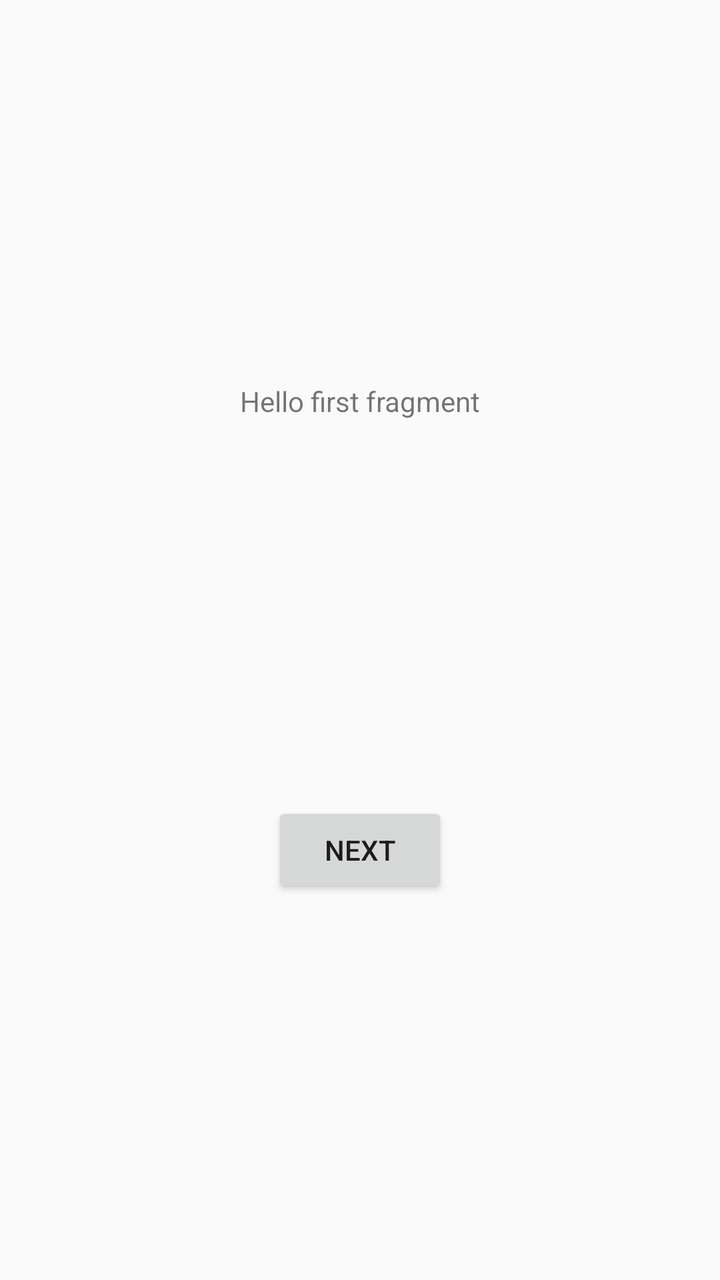
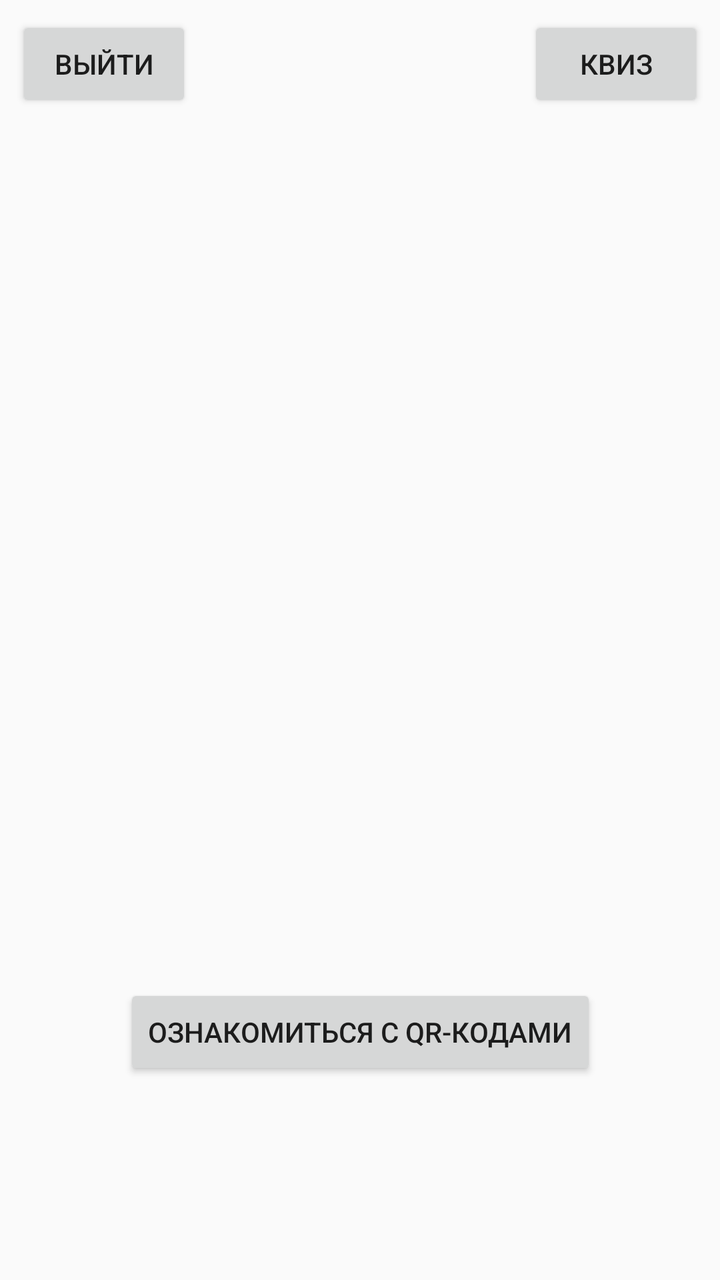

Two renders of the same Android screen: before a commit and after it. Below are the layout's source before the change and the commit's diff.
<!-- AndroidManifest.xml: application theme Theme.Troika_Game -->
<!-- res/layout/fragment_first.xml -->
<?xml version="1.0" encoding="utf-8"?>
<androidx.constraintlayout.widget.ConstraintLayout xmlns:android="http://schemas.android.com/apk/res/android"
    xmlns:app="http://schemas.android.com/apk/res-auto"
    xmlns:tools="http://schemas.android.com/tools"
    android:layout_width="match_parent"
    android:layout_height="match_parent"
    tools:context=".FirstFragment">

    <TextView
        android:id="@+id/textview_first"
        android:layout_width="wrap_content"
        android:layout_height="wrap_content"
        android:text="@string/hello_first_fragment"
        app:layout_constraintBottom_toTopOf="@id/button_first"
        app:layout_constraintEnd_toEndOf="parent"
        app:layout_constraintStart_toStartOf="parent"
        app:layout_constraintTop_toTopOf="parent" />

    <Button
        android:id="@+id/button_first"
        android:layout_width="wrap_content"
        android:layout_height="wrap_content"
        android:text="@string/next"
        app:layout_constraintBottom_toBottomOf="parent"
        app:layout_constraintEnd_toEndOf="parent"
        app:layout_constraintStart_toStartOf="parent"
        app:layout_constraintTop_toBottomOf="@id/textview_first" />
</androidx.constraintlayout.widget.ConstraintLayout>
<!-- resources referenced by this layout -->
<resources>
  <string name="hello_first_fragment">Hello first fragment</string>
  <string name="next">Next</string>
  <style name="Theme.Troika_Game" parent="Theme.AppCompat.Light.NoActionBar">
          
          <item name="colorPrimary">@color/purple_500</item>
          <item name="colorPrimaryVariant">@color/purple_700</item>
          <item name="colorOnPrimary">@color/white</item>
          
          <item name="colorSecondary">@color/teal_200</item>
          <item name="colorSecondaryVariant">@color/teal_700</item>
          <item name="colorOnSecondary">@color/black</item>
          
          <item name="android:statusBarColor">?attr/colorPrimaryVariant</item>
          
      </style>
  <color name="purple_500">#FF6200EE</color>
  <color name="purple_700">#FF3700B3</color>
  <color name="white">#FFFFFFFF</color>
  <color name="teal_200">#FF03DAC5</color>
  <color name="teal_700">#FF018786</color>
  <color name="black">#FF000000</color>
</resources>

<!-- the commit's change to res/layout/fragment_first.xml (unified diff, before → after) -->
@@ -6,23 +6,71 @@
     android:layout_height="match_parent"
     tools:context=".FirstFragment">
 
-    <TextView
-        android:id="@+id/textview_first"
+    <Button
+        android:id="@+id/quiz_btn"
         android:layout_width="wrap_content"
         android:layout_height="wrap_content"
-        android:text="@string/hello_first_fragment"
-        app:layout_constraintBottom_toTopOf="@id/button_first"
+        android:layout_marginTop="8dp"
+        android:layout_marginEnd="8dp"
+        android:text="КВИЗ"
+        app:layout_constraintEnd_toEndOf="parent"
+        app:layout_constraintTop_toTopOf="parent" />
+
+
+    <TextView
+        android:id="@+id/email_show"
+        android:layout_width="match_parent"
+        android:textSize="27sp"
+        android:textStyle="bold"
+        android:layout_height="wrap_content"
+        android:layout_marginBottom="12dp"
+        android:gravity="center"
+        app:layout_constraintBottom_toTopOf="@+id/balance_show"
+        app:layout_constraintEnd_toEndOf="parent"
+        app:layout_constraintStart_toStartOf="parent" />
+
+    <TextView
+        android:id="@+id/balance_show"
+        android:layout_width="match_parent"
+        android:layout_height="wrap_content"
+        android:layout_marginBottom="21dp"
+        android:gravity="center"
+        android:textStyle="italic"
+        android:textSize="20sp"
+        app:layout_constraintBottom_toTopOf="@+id/scanQR"
+        app:layout_constraintEnd_toEndOf="parent"
+        app:layout_constraintStart_toStartOf="parent" />
+
+    <Button
+        android:id="@+id/button_first"
+        android:layout_width="wrap_content"
+        android:layout_height="wrap_content"
+        android:layout_marginBottom="100dp"
+        android:text="Ознакомиться с QR-кодами"
+        app:layout_constraintBottom_toBottomOf="parent"
+        app:layout_constraintEnd_toEndOf="parent"
+        app:layout_constraintStart_toStartOf="parent" />
+
+    <Button
+        android:id="@+id/scanQR"
+        android:layout_width="200dp"
+        android:layout_height="200dp"
+        android:background="#00FFFFFF"
+        android:foreground="@drawable/qr"
+        android:gravity="center"
+        app:layout_constraintBottom_toBottomOf="parent"
         app:layout_constraintEnd_toEndOf="parent"
         app:layout_constraintStart_toStartOf="parent"
         app:layout_constraintTop_toTopOf="parent" />
 
     <Button
-        android:id="@+id/button_first"
+        android:id="@+id/logout"
         android:layout_width="wrap_content"
         android:layout_height="wrap_content"
-        android:text="@string/next"
-        app:layout_constraintBottom_toBottomOf="parent"
-        app:layout_constraintEnd_toEndOf="parent"
+        android:layout_marginStart="8dp"
+        android:layout_marginTop="8dp"
+        android:text="Выйти"
         app:layout_constraintStart_toStartOf="parent"
-        app:layout_constraintTop_toBottomOf="@id/textview_first" />
+        app:layout_constraintTop_toTopOf="parent" />
+
 </androidx.constraintlayout.widget.ConstraintLayout>
<!-- resource entries referenced after the edit -->
@@ -1,7 +1,6 @@
 <!-- resources referenced by this layout -->
 <resources>
-  <string name="hello_first_fragment">Hello first fragment</string>
-  <string name="next">Next</string>
+  <!-- drawable qr: png bitmap (drawable-v24, 38018 bytes) -->
   <style name="Theme.Troika_Game" parent="Theme.AppCompat.Light.NoActionBar">
           
           <item name="colorPrimary">@color/purple_500</item>
